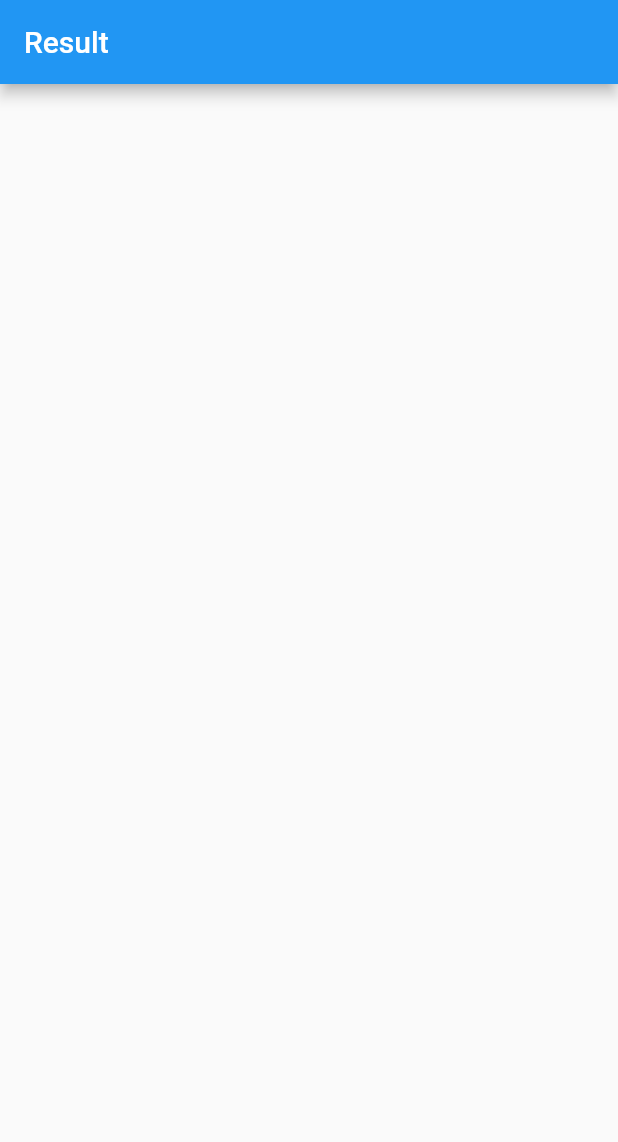
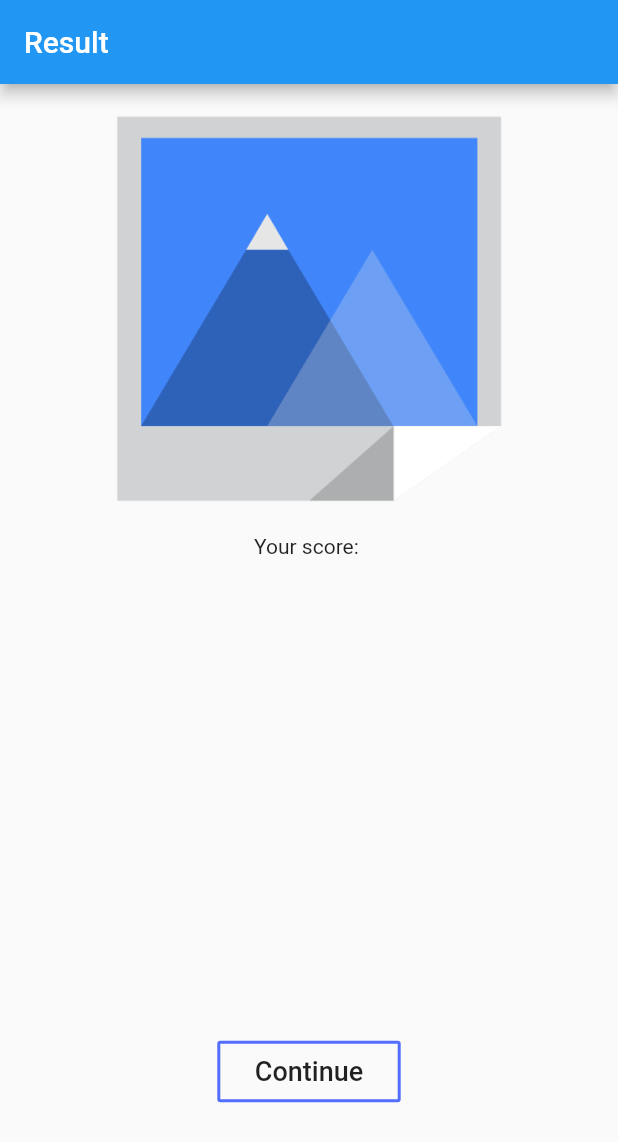
Before and after one commit to KubiakJakub/Polsh_Banking_Game, a Flutter app: the resultpage screen opened directly, on a phone screen of 412 x 824 dp. Shown: the top 1142 px of the screen. Run offline on Flutter 3.47's test engine with Material 2 defaults, Android fonts, the phone set to English and light mode, and no system bars.

Commit message:
Result page

```diff
--- a/lib/quizpage.dart
+++ b/lib/quizpage.dart
@@ -73,6 +73,7 @@ class _quizpageState extends State<quizpage> {
       setState(() {
         if(timer < 1){
           t.cancel();
+          nextQuestion();
         }else if(cancel_timer == true){
           t.cancel();
         }else{
--- a/lib/resultpage.dart
+++ b/lib/resultpage.dart
@@ -14,6 +14,63 @@ class _resultpageState extends State<resultpage> {
           "Result",
         ),
       ),
+      body: Column(
+        children: <Widget>[
+          Expanded(
+            flex: 10,
+            child: Material(
+              child: Container(
+
+                child: Column(
+                  children: <Widget>[
+                    Material(
+                      child: Container(
+                        width: 300.0,
+                        height: 300.0,
+                        child: ClipRect(
+                          child: Image(
+                            image:  AssetImage(
+                              "images/image.png"
+                            ),
+                          ),
+                        ),
+                      ),
+                    ),
+                    Center(
+                      child: Text(
+                        "Your score: "
+                      ),
+                    )
+                  ],
+                )
+              ),
+            ),
+          ),
+          Expanded(
+            flex: 4,
+            child: Row(
+              mainAxisAlignment: MainAxisAlignment.center,
+              children: <Widget>[
+                OutlineButton(
+                  onPressed: (){},
+                  child: Text(
+                    "Continue",
+                    style: TextStyle(
+                      fontSize: 18.0,
+                    ),
+                  ),
+                  padding: EdgeInsets.symmetric(
+                    vertical: 10.0,
+                    horizontal: 25.0,
+                  ),
+                  borderSide: BorderSide(width: 2.0, color: Colors.indigoAccent),
+                  splashColor: Colors.indigoAccent,
+                )
+              ],
+            ),
+          )
+        ],
+      )
     );
   }
 }
```
